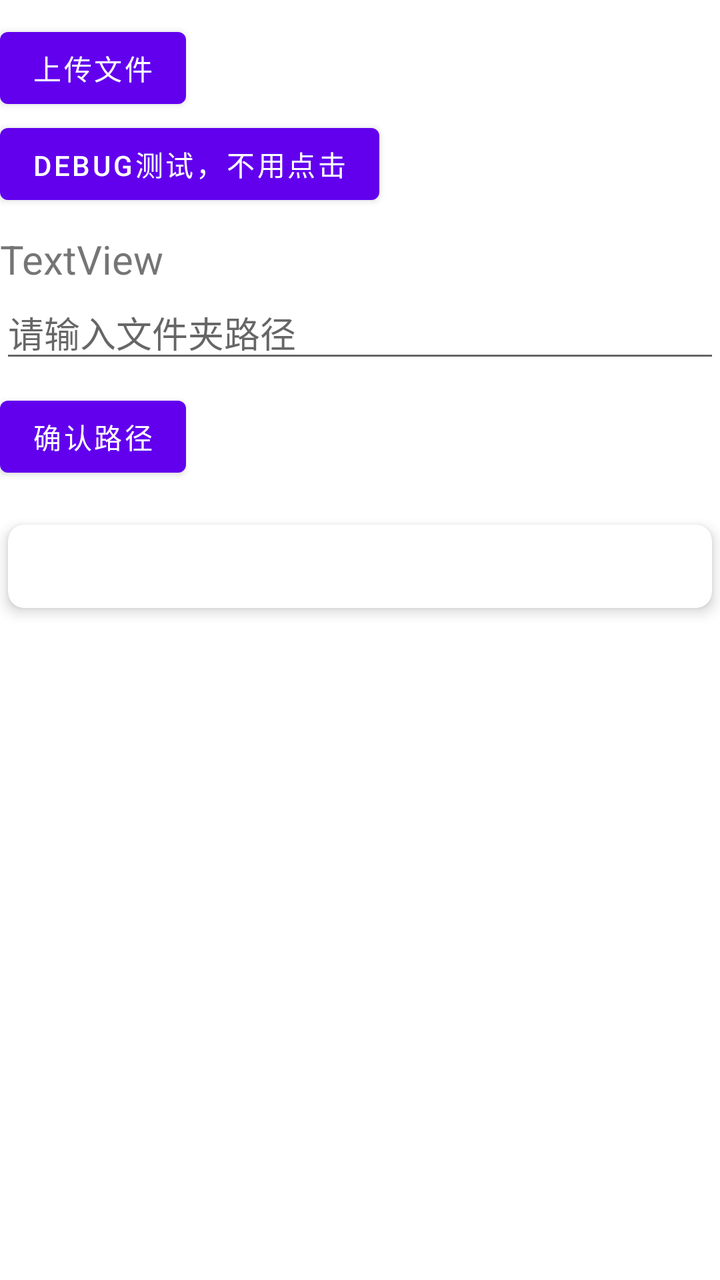
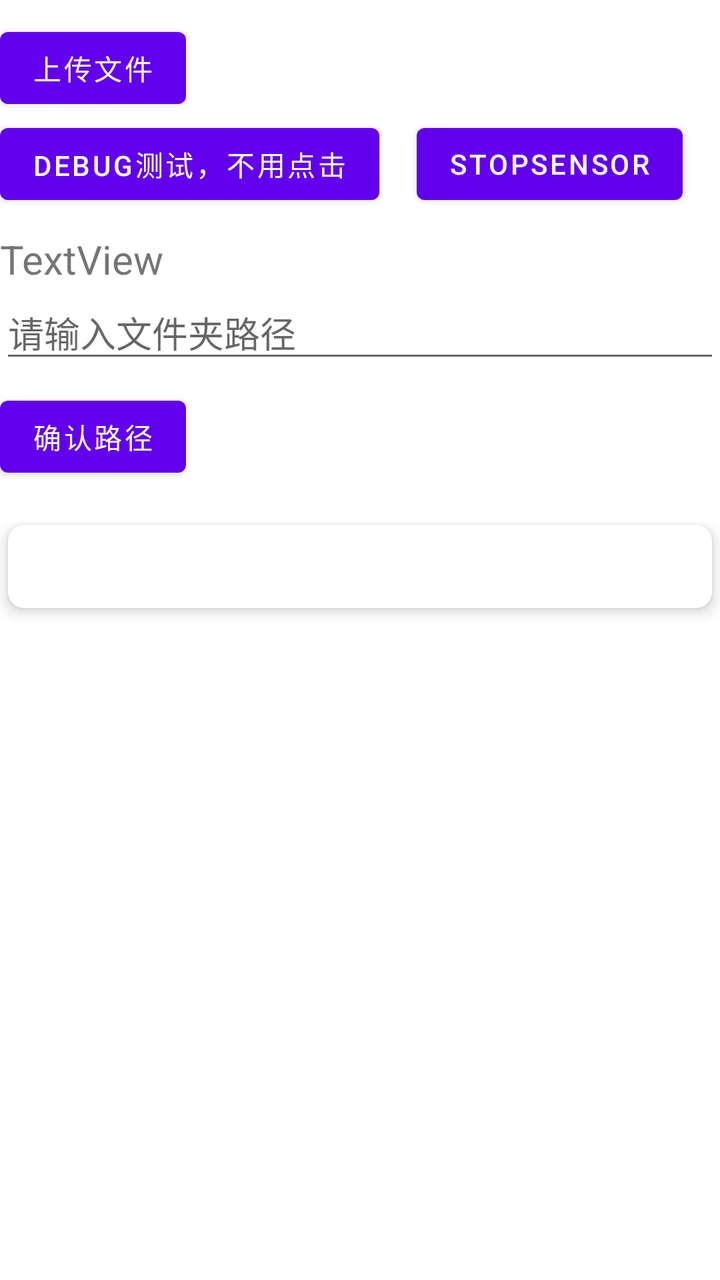

The first picture is an Android layout as it rendered before a commit; the second is the same layout after the commit. The layout source and the unified diff follow.
<!-- AndroidManifest.xml: application theme Theme.Kanxue_data -->
<!-- res/layout/activity_main.xml -->
<?xml version="1.0" encoding="utf-8"?>
<androidx.core.widget.NestedScrollView android:layout_width="match_parent"
    android:layout_height="wrap_content"
    xmlns:app="http://schemas.android.com/apk/res-auto"
    xmlns:android="http://schemas.android.com/apk/res/android"
    android:fillViewport="true"
    android:scrollbars="vertical"
    android:fitsSystemWindows="true"
    android:fadeScrollbars="true"
>



    <androidx.constraintlayout.widget.ConstraintLayout
        android:layout_width="match_parent"
        android:layout_height="wrap_content">



        <FrameLayout
            android:id="@+id/SurfaceViewFrame"
            android:layout_width="10dp"
            android:layout_height="10dp">
        </FrameLayout>




        <Button
            android:id="@+id/stat_file_btn"
            android:layout_width="wrap_content"
            android:layout_height="wrap_content"
            android:text="上传文件"
            app:layout_constraintTop_toBottomOf="@id/SurfaceViewFrame"
            app:layout_constraintLeft_toLeftOf="parent" />

        <Button
            android:id="@+id/test"
            android:layout_width="wrap_content"
            android:layout_height="wrap_content"
            android:text="debug测试，不用点击"
            app:layout_constraintTop_toBottomOf="@id/stat_file_btn"
            app:layout_constraintLeft_toLeftOf="parent"
            />


        <TextView
            android:id="@+id/uploadStatusText"
            app:layout_constraintTop_toBottomOf="@id/test"
            android:textSize="20sp"
            android:layout_marginTop="10dp"
            android:layout_width="wrap_content"
            android:layout_height="wrap_content"
            android:text="TextView"
             />


        <androidx.appcompat.widget.AppCompatAutoCompleteTextView
            android:id="@+id/pathInput"
            android:layout_width="match_parent"
            android:layout_height="wrap_content"
            app:layout_constraintTop_toBottomOf="@id/uploadStatusText"
            android:hint="请输入文件夹路径"
            android:inputType="text" />

        <Button
            android:id="@+id/confirmButton"
            android:layout_width="wrap_content"
            android:layout_height="wrap_content"
            android:layout_marginTop="8dp"
            app:layout_constraintTop_toBottomOf="@id/pathInput"
            android:text="确认路径" />



        <androidx.recyclerview.widget.RecyclerView
            android:id="@+id/recyclerView"
            app:layout_constraintTop_toBottomOf="@id/confirmButton"
            android:layout_width="match_parent"
            android:layout_height="0dp"
            android:layout_marginTop="16dp"
            android:layout_weight="1" />


        <androidx.cardview.widget.CardView
            android:layout_marginTop="16dp"
            android:layout_width="match_parent"
            android:layout_height="wrap_content"
            app:layout_constraintTop_toBottomOf="@id/recyclerView"
            android:layout_margin="4dp"
            app:cardCornerRadius="8dp"
            app:cardElevation="4dp">

            <TextView
                android:id="@+id/file_content"
                android:layout_width="match_parent"
                android:layout_height="wrap_content"
                android:layout_margin="10dp"
                android:textSize="16sp" />
        </androidx.cardview.widget.CardView>



    </androidx.constraintlayout.widget.ConstraintLayout>

</androidx.core.widget.NestedScrollView>
<!-- resources referenced by this layout -->
<resources>
  <style name="Theme.Kanxue_data" parent="Theme.MaterialComponents.DayNight.DarkActionBar">
          
          <item name="colorPrimary">@color/purple_500</item>
          <item name="colorPrimaryVariant">@color/purple_700</item>
          <item name="colorOnPrimary">@color/white</item>
          
          <item name="colorSecondary">@color/teal_200</item>
          <item name="colorSecondaryVariant">@color/teal_700</item>
          <item name="colorOnSecondary">@color/black</item>
          
          <item name="android:statusBarColor">?attr/colorPrimaryVariant</item>
          
      </style>
  <color name="purple_500">#FF6200EE</color>
  <color name="purple_700">#FF3700B3</color>
  <color name="white">#FFFFFFFF</color>
  <color name="teal_200">#FF03DAC5</color>
  <color name="teal_700">#FF018786</color>
  <color name="black">#FF000000</color>
</resources>

<!-- the commit's change to res/layout/activity_main.xml (unified diff, before → after) -->
@@ -41,6 +41,17 @@
             android:text="debug测试，不用点击"
             app:layout_constraintTop_toBottomOf="@id/stat_file_btn"
             app:layout_constraintLeft_toLeftOf="parent"
+            />
+
+
+        <Button
+            android:id="@+id/stop_sensor_btn"
+            android:layout_width="wrap_content"
+            android:layout_height="wrap_content"
+            android:text="StopSensor"
+            app:layout_constraintLeft_toRightOf="@id/test"
+            app:layout_constraintBottom_toBottomOf="@+id/test"
+            app:layout_constraintRight_toRightOf="parent"
             />
 
 
